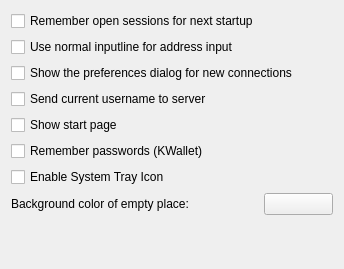
First picture: the form in config/general.ui, repository KDE/krdc, before the edit.
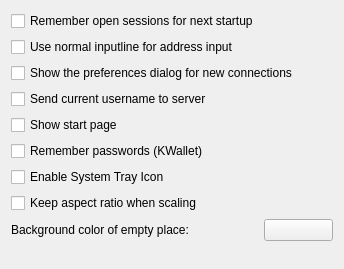
Second picture: the form after the edit. Custom widgets are drawn as their Qt base class.

Commit message:
Improve scaling behavior (VNC): * new option to keep aspect ratio * fix issues in fullscreen mode so that window has not been centered after switching scalling on and off again
Patch by Guillaume Pothier, thanks!
CCMAIL:gpothier@gmail.com

What changed in the file:
```diff
--- a/config/general.ui
+++ b/config/general.ui
@@ -59,6 +59,13 @@
      </property>
     </widget>
    </item>
+   <item>
+    <widget class="QCheckBox" name="kcfg_KeepAspectRatio" >
+     <property name="text" >
+      <string>Keep aspect ratio when scaling</string>
+     </property>
+    </widget>
+   </item>
    <item>
     <layout class="QHBoxLayout" >
      <item>
```
The commit also changes 6 other files.
